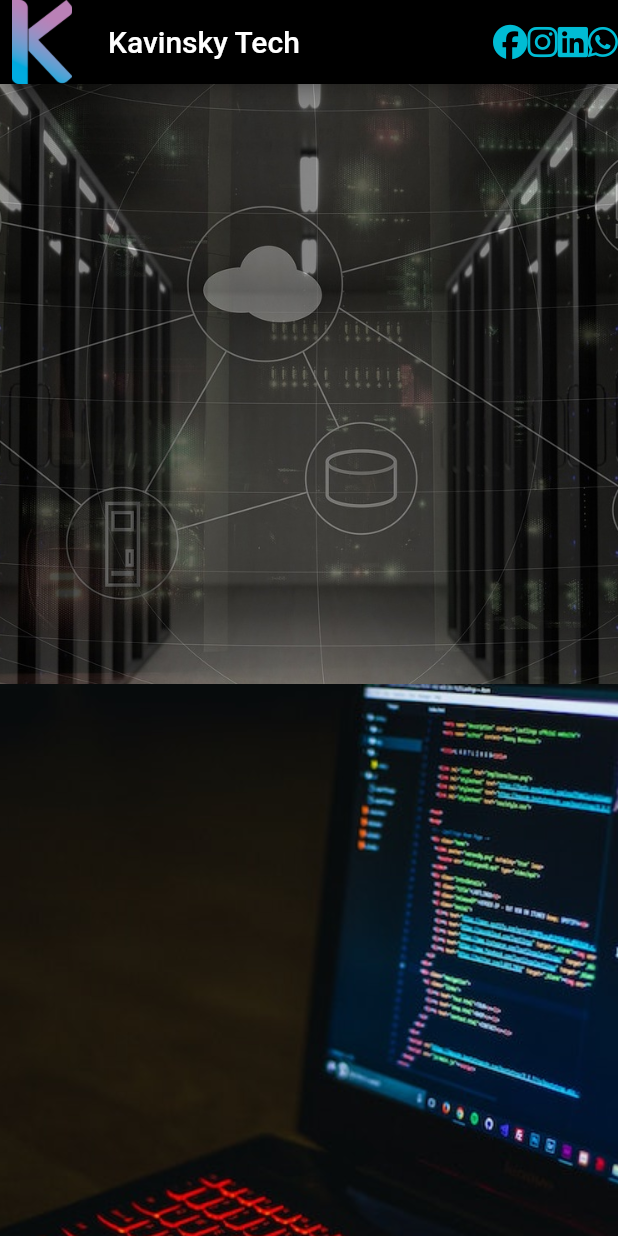
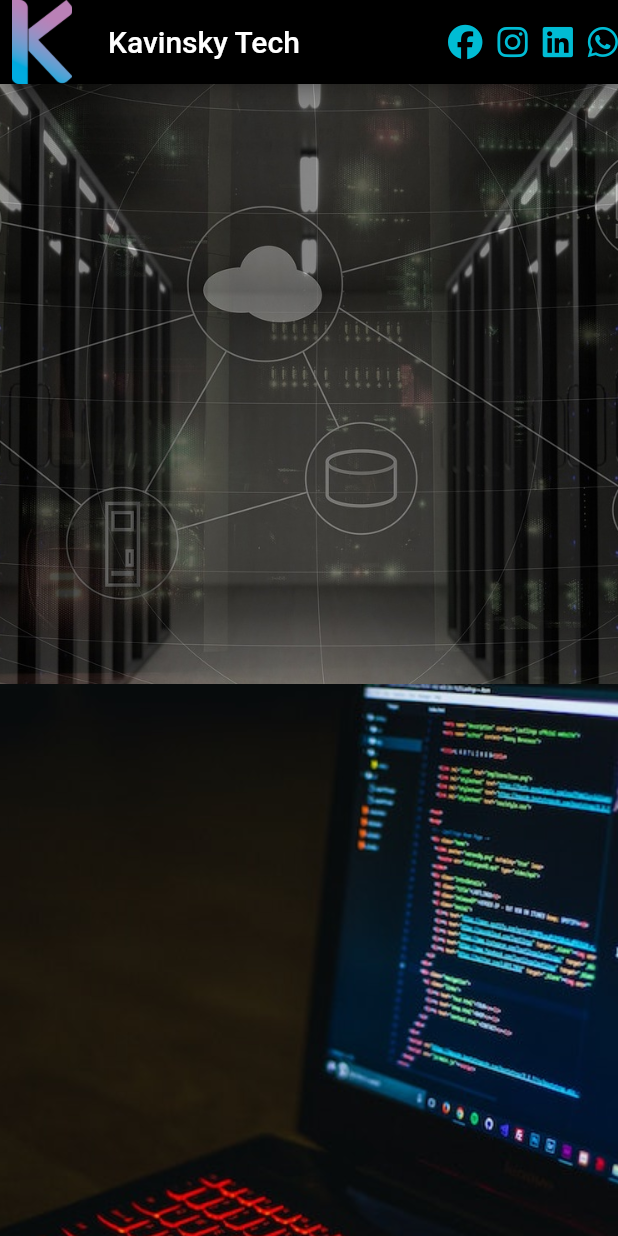
Before and after one commit to alissonKr/ktech2.0, a Flutter app: the screen it shows after launch, on a phone screen of 412 x 824 dp. Run offline on Flutter 3.47's test engine with Material 2 defaults, Android fonts, the phone set to English and light mode, and no system bars; our stand-ins replace font_awesome_flutter.

Commit message:
espaçamento entre botões

```diff
--- a/lib/main.dart
+++ b/lib/main.dart
@@ -34,34 +34,34 @@ class _MyHomePageState extends State<MyHomePage> {
   Widget build(BuildContext context) {
     return Scaffold(
       appBar: AppBar(
-        actions: <Widget>[
-          Container(
-            child: Row(
-              mainAxisAlignment: MainAxisAlignment.spaceBetween,
+        actions: [
+          Row(
             children: [
               FaIcon(
                 FontAwesomeIcons.facebook,
                 size: 23,
                 color: Colors.cyan,
               ),
+              SizedBox(width: 10),
               FaIcon(
                 FontAwesomeIcons.instagram,
                 size: 23,
                 color: Colors.cyan,
               ),
+              SizedBox(width: 10),
               FaIcon(
                 FontAwesomeIcons.linkedin,
                 size: 23,
                 color: Colors.cyan,
               ),
+              SizedBox(width: 10),
               FaIcon(
                 FontAwesomeIcons.whatsapp,
                 size: 23,
                 color: Colors.cyan,
               )
             ],
-            ),
-          ),
+          )
         ],
         backgroundColor: Colors.black,
         leading: Container(
```
Lines whose indentation alone changed are shown as unchanged.
